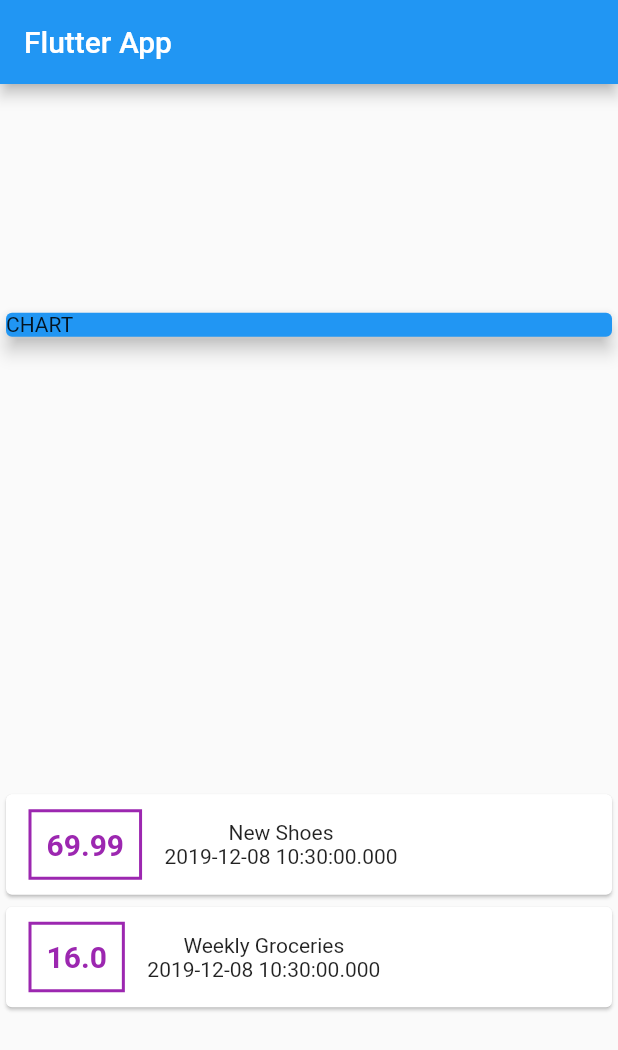
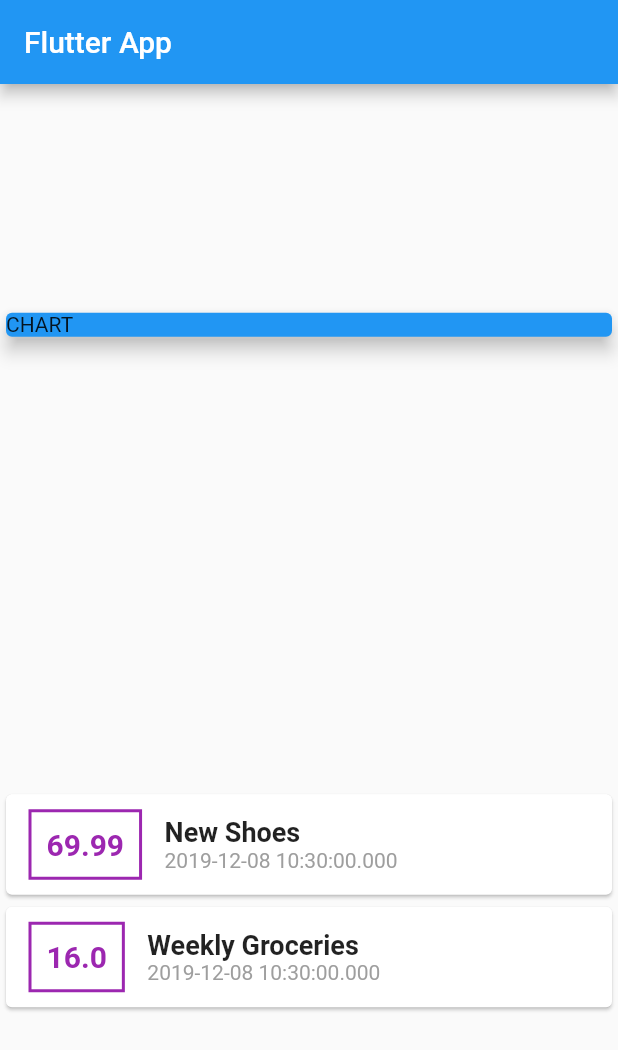
Before and after one commit to mricky/flutter_personal_expense, a Flutter app: the screen it shows after launch, on a phone screen of 412 x 824 dp. Shown: the top 1050 px of the screen. Run offline on Flutter 3.47's test engine with Material 2 defaults, Android fonts, the phone set to English and light mode, and no system bars.

Commit message:
more styling

```diff
--- a/lib/main.dart
+++ b/lib/main.dart
@@ -51,9 +51,12 @@ class MyHomePage extends StatelessWidget {
                       ),
                     ),
                     Column(
+                      crossAxisAlignment: CrossAxisAlignment.start,
                       children: <Widget>[
-                        Text(tx.title),
-                        Text(tx.date.toString()),
+                        Text(tx.title, style: TextStyle(fontSize: 18, fontWeight: FontWeight.bold),
+                        ),
+                        Text(tx.date.toString(),
+                        style: TextStyle(color: Colors.grey)),
                       ],
                     )
                 ],
```
